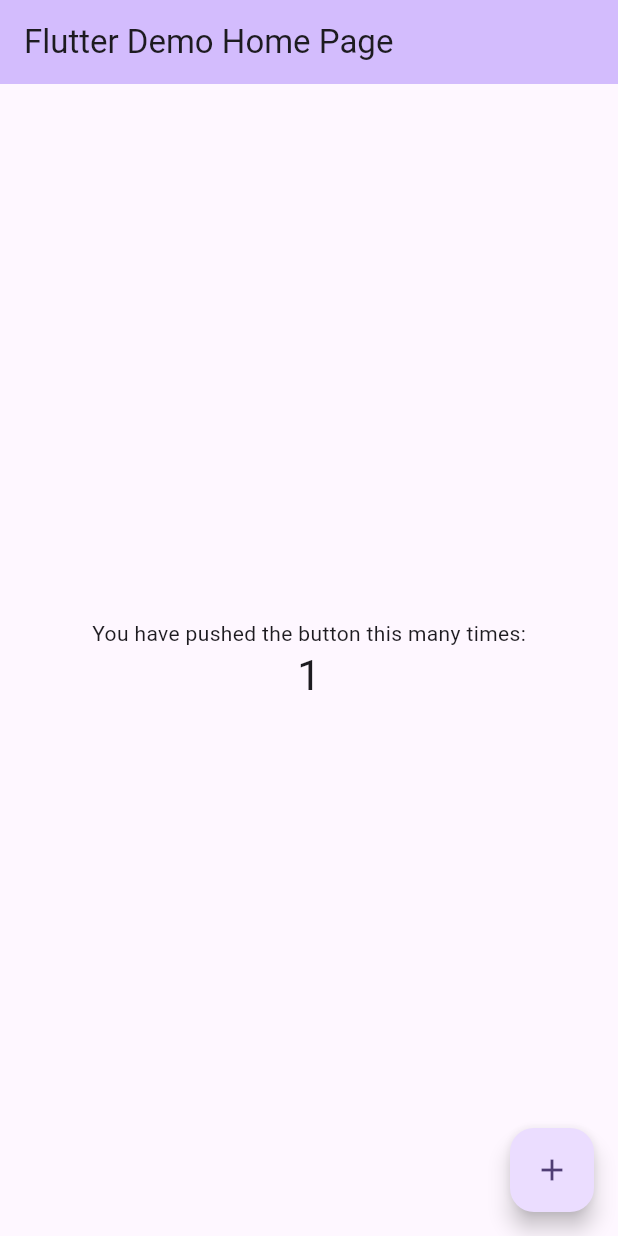
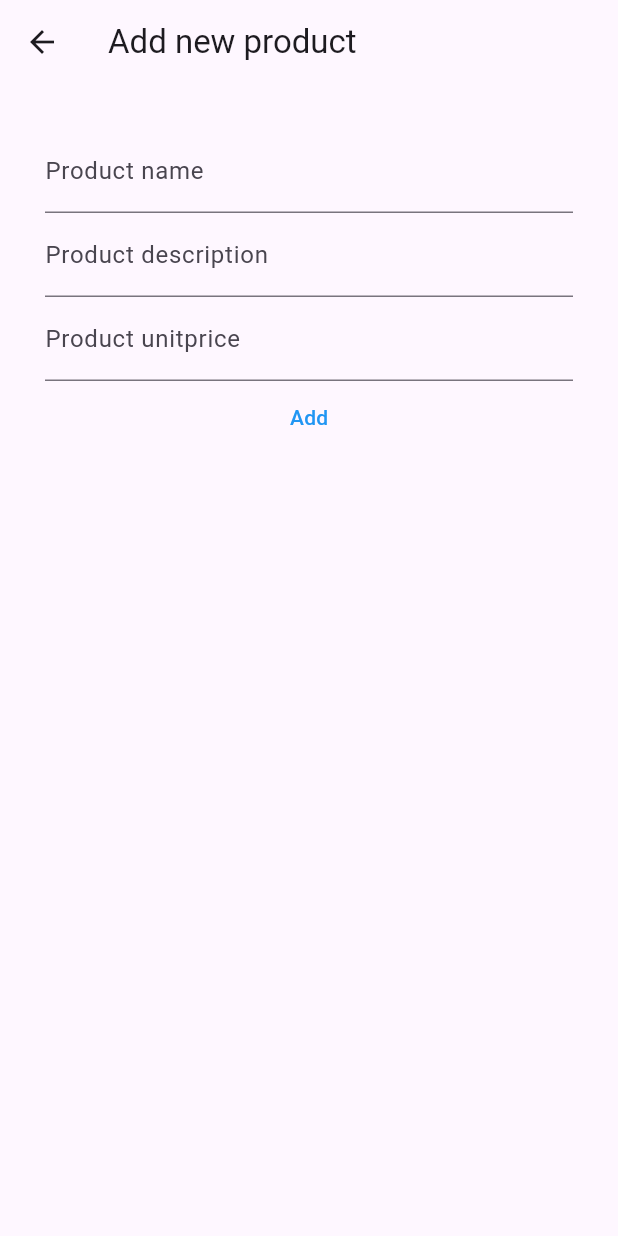
Before and after one commit to huseyinsaht/sqflite_demo, a Flutter app: the screen it shows after launch, after a tap on the "add" icon, on a phone screen of 412 x 824 dp. Run offline on Flutter 3.47's test engine with Material 3 defaults, Android fonts, the phone set to English and light mode, and no system bars; our stand-ins replace sqflite; accounts and stored records are empty.

Commit message:
insert add button

```diff
--- a/lib/data/dbHelper.dart
+++ b/lib/data/dbHelper.dart
@@ -5,13 +5,9 @@ import 'package:sqflite/sqflite.dart';
 import 'package:sqflite_demo/models/product.dart';
 
 class DbHelper {
-  late Database _db;
 
   Future<Database> get db async {
-    if (_db == null) {
-      _db = await initializeDb();
-    }
-    return _db;
+    return await initializeDb();
   }
 
   Future<Database> initializeDb() async {
@@ -33,6 +29,7 @@ class DbHelper {
   }
 
   Future<int> insert(Product product) async {
+    print("=============== INSERTING ");
     var db = await this.db;
     return await db.insert("products", product.toMap());
   }
--- a/lib/main.dart
+++ b/lib/main.dart
@@ -1,126 +1,16 @@
 import 'package:flutter/material.dart';
+import 'package:sqflite_demo/screens/product_list.dart';
 
 void main() {
-  runApp(const MyApp());
+  runApp(MyApp());
 }
 
 class MyApp extends StatelessWidget {
-  const MyApp({super.key});
-
-  // This widget is the root of your application.
   @override
   Widget build(BuildContext context) {
     return MaterialApp(
-      title: 'Flutter Demo',
-
-      theme: ThemeData(
-        // This is the theme of your application.
-        //
-        // TRY THIS: Try running your application with "flutter run". You'll see
-        // the application has a purple toolbar. Then, without quitting the app,
-        // try changing the seedColor in the colorScheme below to Colors.green
-        // and then invoke "hot reload" (save your changes or press the "hot
-        // reload" button in a Flutter-supported IDE, or press "r" if you used
-        // the command line to start the app).
-        //
-        // Notice that the counter didn't reset back to zero; the application
-        // state is not lost during the reload. To reset the state, use hot
-        // restart instead.
-        //
-        // This works for code too, not just values: Most code changes can be
-        // tested with just a hot reload.
-        colorScheme: ColorScheme.fromSeed(seedColor: Colors.deepPurple),
-        useMaterial3: true,
-      ),
-      home: const MyHomePage(title: 'Flutter Demo Home Page'),
+      home: ProductList(),
     );
   }
+
 }
-
-class MyHomePage extends StatefulWidget {
-  const MyHomePage({super.key, required this.title});
-
-  // This widget is the home page of your application. It is stateful, meaning
-  // that it has a State object (defined below) that contains fields that affect
-  // how it looks.
-
-  // This class is the configuration for the state. It holds the values (in this
-  // case the title) provided by the parent (in this case the App widget) and
-  // used by the build method of the State. Fields in a Widget subclass are
-  // always marked "final".
-
-  final String title;
-
-  @override
-  State<MyHomePage> createState() => _MyHomePageState();
-}
-
-class _MyHomePageState extends State<MyHomePage> {
-  int _counter = 0;
-
-  void _incrementCounter() {
-    setState(() {
-      // This call to setState tells the Flutter framework that something has
-      // changed in this State, which causes it to rerun the build method below
-      // so that the display can reflect the updated values. If we changed
-      // _counter without calling setState(), then the build method would not be
-      // called again, and so nothing would appear to happen.
-      _counter++;
-    });
-  }
-
-  @override
-  Widget build(BuildContext context) {
-    // This method is rerun every time setState is called, for instance as done
-    // by the _incrementCounter method above.
-    //
-    // The Flutter framework has been optimized to make rerunning build methods
-    // fast, so that you can just rebuild anything that needs updating rather
-    // than having to individually change instances of widgets.
-    return Scaffold(
-      appBar: AppBar(
-        // TRY THIS: Try changing the color here to a specific color (to
-        // Colors.amber, perhaps?) and trigger a hot reload to see the AppBar
-        // change color while the other colors stay the same.
-        backgroundColor: Theme.of(context).colorScheme.inversePrimary,
-        // Here we take the value from the MyHomePage object that was created by
-        // the App.build method, and use it to set our appbar title.
-        title: Text(widget.title),
-      ),
-      body: Center(
-        // Center is a layout widget. It takes a single child and positions it
-        // in the middle of the parent.
-        child: Column(
-          // Column is also a layout widget. It takes a list of children and
-          // arranges them vertically. By default, it sizes itself to fit its
-          // children horizontally, and tries to be as tall as its parent.
-          //
-          // Column has various properties to control how it sizes itself and
-          // how it positions its children. Here we use mainAxisAlignment to
-          // center the children vertically; the main axis here is the vertical
-          // axis because Columns are vertical (the cross axis would be
-          // horizontal).
-          //
-          // TRY THIS: Invoke "debug painting" (choose the "Toggle Debug Paint"
-          // action in the IDE, or press "p" in the console), to see the
-          // wireframe for each widget.
-          mainAxisAlignment: MainAxisAlignment.center,
-          children: <Widget>[
-            const Text(
-              'You have pushed the button this many times:',
-            ),
-            Text(
-              '$_counter',
-              style: Theme.of(context).textTheme.headlineMedium,
-            ),
-          ],
-        ),
-      ),
-      floatingActionButton: FloatingActionButton(
-        onPressed: _incrementCounter,
-        tooltip: 'Increment',
-        child: const Icon(Icons.add),
-      ), // This trailing comma makes auto-formatting nicer for build methods.
-    );
-  }
-}
--- a/lib/models/product.dart
+++ b/lib/models/product.dart
@@ -1,12 +1,11 @@
 class Product {
   int? id;
-  String name = "";
-  String description = "";
-  double unitPrice = 0.0;
+  var name = "";
+  var description = "";
+  int? unitPrice;
 
   Product.withId(this.id, this.name, this.description, this.unitPrice);
-  Product(
-      {required this.name, required this.description, required this.unitPrice});
+  Product({required this.name, required this.description, required this.unitPrice});
 
   // Convert Product to a Map
   Map<String, Object?> toMap() {
@@ -20,9 +19,9 @@ class Product {
 
   // Create a Product from a Map
   Product.fromObject(dynamic o) {
-    this.id = o["id"] != null ? int.tryParse(o["id"].toString()) : null;
-    this.name = o["name"];
-    this.description = o["description"];
-    this.unitPrice = double.tryParse(o["unitPrice"].toString()) ?? 0.0;
+    id = o["id"] != null ? int.tryParse(o["id"].toString()) : null;
+    name = o["name"];
+    description = o["description"];
+    unitPrice = o["unitPrice"] != null ? int.tryParse(o["unitPrice"].toString()) : null;
   }
 }
--- /dev/null
+++ b/lib/screens/product_add.dart
@@ -0,0 +1,83 @@
+import 'package:flutter/material.dart';
+
+import '../data/dbHelper.dart';
+import '../models/product.dart';
+
+class ProductAdd extends StatefulWidget {
+
+  @override
+  State<StatefulWidget> createState() {
+    return ProductAddState();
+  }
+}
+
+class ProductAddState extends State {
+  var dbHelper = DbHelper();
+  var txtName = TextEditingController();
+  var txtDescription = TextEditingController();
+  var txtUnitPrice = TextEditingController();
+
+  @override
+  Widget build(BuildContext context) {
+    return Scaffold(
+      appBar: AppBar(
+        title: const Text("Add new product"),
+      ),
+      body: Padding(
+        padding: const EdgeInsets.all(30.0),
+        child: Column(
+          children: [
+            buildNameField(),
+            buildDescriptionField(),
+            buildUnitPriceField(),
+            buildSaveButton(),
+          ],
+        ),
+      ),
+    );
+  }
+
+  buildDescriptionField() {
+    return TextField(
+      decoration: const InputDecoration(labelText: "Product description"),
+      controller: txtDescription,
+    );
+  }
+
+  buildNameField() {
+    return TextField(
+      decoration: const InputDecoration(labelText: "Product name"),
+      controller: txtName,
+    );
+  }
+
+  buildUnitPriceField() {
+    return TextField(
+      decoration: const InputDecoration(labelText: "Product unitprice"),
+      controller: txtUnitPrice,
+    );
+  }
+
+  Widget buildSaveButton() {
+    return TextButton(
+      style: ButtonStyle(
+        foregroundColor: WidgetStateProperty.all<Color>(Colors.blue),
+      ),
+      onPressed: () async {
+        await addProduct();
+      },
+      child: const Text('Add'),
+    );
+  }
+
+
+  Future<void> addProduct() async {
+      await dbHelper.insert(Product(
+      name: txtName.text,
+      description: txtDescription.text,
+      unitPrice: int.tryParse(txtUnitPrice.text) ?? 0,
+    ));
+      print("=============== INSERTED ");
+    Navigator.pop(context, true);
+  }
+}
--- /dev/null
+++ b/lib/screens/product_list.dart
@@ -0,0 +1,77 @@
+import 'package:flutter/material.dart';
+import 'package:sqflite_demo/data/dbHelper.dart';
+import 'package:sqflite_demo/models/product.dart';
+import 'package:sqflite_demo/screens/product_add.dart';
+
+class ProductList extends StatefulWidget {
+  @override
+  State<StatefulWidget> createState() {
+    return _ProductListState();
+  }
+}
+
+class _ProductListState extends State {
+  var dbHelper = DbHelper();
+  late List<Product> products;
+  int productCount = 0;
+
+  @override
+  void initState() {
+    getProducts();
+  }
+
+  @override
+  Widget build(BuildContext context) {
+    return Scaffold(
+      appBar: AppBar(
+        title: Text("Product List"),
+      ),
+      body: buildProductList(),
+      floatingActionButton: FloatingActionButton(
+        onPressed: () {
+          goToProductAdd();
+        },
+        child: Icon(Icons.add),
+        tooltip: "Add new product",
+      ),
+    );
+  }
+
+  ListView buildProductList() {
+    return ListView.builder(
+      itemCount: productCount,
+      itemBuilder: (BuildContext context, int position) {
+        return Card(
+          color: Colors.cyan,
+          elevation: 2.0,
+          child: ListTile(
+            leading: const CircleAvatar(
+              backgroundColor: Colors.black12,
+              child: Text("P"),
+            ),
+            title: Text(products[position].name),
+            subtitle: Text(products[position].description),
+            onTap: () {},
+          ),
+        );
+      },
+    );
+  }
+
+  void goToProductAdd() async {
+    var result = await Navigator.push(
+        context, MaterialPageRoute(builder: (context) => ProductAdd()));
+    if (result != null && result) {
+      getProducts();
+    }
+  }
+
+  void getProducts() async {
+    var productFuture = dbHelper.getProducts();
+    productFuture.then((data) {
+      products = data;
+      productCount = products.length;
+    });
+    setState(() {}); // Update the UI
+  }
+}
```
